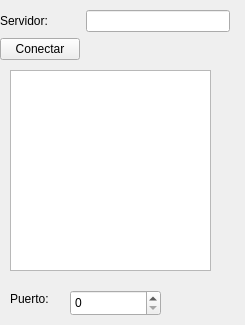
This is LocalClient/widget.ui in Noemi2002/MemoryGame as Qt 5 draws it before an edit. The edited form follows.
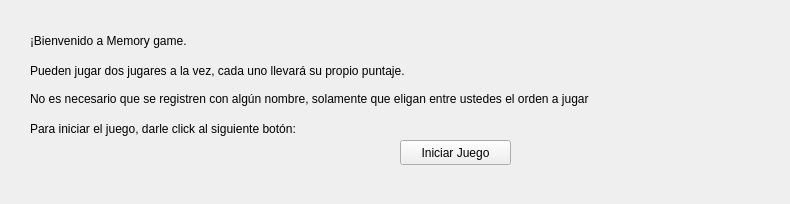
This is the edited form.

Patch:
```diff
--- a/LocalClient/widget.ui
+++ b/LocalClient/widget.ui
@@ -6,77 +6,77 @@
    <rect>
     <x>0</x>
     <y>0</y>
-    <width>245</width>
-    <height>325</height>
+    <width>790</width>
+    <height>204</height>
    </rect>
   </property>
   <property name="windowTitle">
    <string>Widget</string>
   </property>
-  <widget class="QListWidget" name="listWidget">
+  <widget class="QPushButton" name="conectar">
    <property name="geometry">
     <rect>
-     <x>10</x>
-     <y>70</y>
-     <width>201</width>
-     <height>201</height>
+     <x>400</x>
+     <y>140</y>
+     <width>111</width>
+     <height>25</height>
     </rect>
    </property>
+   <property name="text">
+    <string>Iniciar Juego</string>
+   </property>
   </widget>
-  <widget class="QSpinBox" name="puerto">
+  <widget class="QLabel" name="instruccion1">
    <property name="geometry">
     <rect>
-     <x>70</x>
-     <y>290</y>
-     <width>91</width>
-     <height>26</height>
+     <x>30</x>
+     <y>30</y>
+     <width>811</width>
+     <height>21</height>
     </rect>
    </property>
-   <property name="maximum">
-    <number>999999</number>
+   <property name="text">
+    <string>¡Bienvenido a Memory game.</string>
    </property>
   </widget>
   <widget class="QLabel" name="label_2">
    <property name="geometry">
     <rect>
-     <x>10</x>
-     <y>290</y>
-     <width>67</width>
+     <x>30</x>
+     <y>50</y>
+     <width>811</width>
+     <height>41</height>
+    </rect>
+   </property>
+   <property name="text">
+    <string>Pueden jugar dos jugares a la vez, cada uno llevará su propio puntaje.</string>
+   </property>
+  </widget>
+  <widget class="QLabel" name="instrucciones3">
+   <property name="geometry">
+    <rect>
+     <x>30</x>
+     <y>90</y>
+     <width>761</width>
      <height>17</height>
     </rect>
    </property>
    <property name="text">
-    <string>Puerto:</string>
+    <string>No es necesario que se registren con algún nombre, solamente que eligan entre ustedes el orden a jugar</string>
    </property>
   </widget>
-  <widget class="QWidget" name="">
+  <widget class="QLabel" name="instrucciones4">
    <property name="geometry">
     <rect>
-     <x>0</x>
-     <y>10</y>
-     <width>230</width>
-     <height>58</height>
+     <x>30</x>
+     <y>120</y>
+     <width>781</width>
+     <height>17</height>
     </rect>
    </property>
-   <layout class="QFormLayout" name="formLayout">
-    <item row="0" column="0">
-     <widget class="QLabel" name="label">
-      <property name="text">
-       <string>Servidor:</string>
-      </property>
-     </widget>
-    </item>
-    <item row="0" column="1">
-     <widget class="QLineEdit" name="servidor"/>
-    </item>
-    <item row="1" column="0">
-     <widget class="QPushButton" name="conectar">
-      <property name="text">
-       <string>Conectar</string>
-      </property>
-     </widget>
-    </item>
-   </layout>
+   <property name="text">
+    <string>Para iniciar el juego, darle click al siguiente botón:</string>
+   </property>
   </widget>
  </widget>
  <resources/>
```
Left out of the diff: 2 changed lines with no effect on the pictures.
